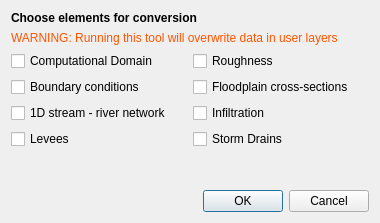
The window that flo2d/ui/schema2user.ui (FLO-2DSoftware/qgis-flo-2d-plugin) describes before a commit, drawn with Qt 5.
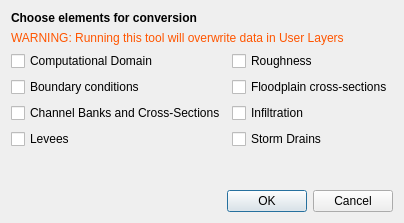
The same window after the commit.

```diff
--- a/flo2d/ui/schema2user.ui
+++ b/flo2d/ui/schema2user.ui
@@ -27,7 +27,7 @@
    <item row="1" column="0">
     <widget class="QLabel" name="label_6">
      <property name="text">
-      <string>&lt;html&gt;&lt;head/&gt;&lt;body&gt;&lt;p&gt;&lt;span style=&quot; color:#ff5500;&quot;&gt;WARNING: Running this tool will overwrite data in user layers&lt;/span&gt;&lt;/p&gt;&lt;/body&gt;&lt;/html&gt;</string>
+      <string>&lt;html&gt;&lt;head/&gt;&lt;body&gt;&lt;p&gt;&lt;span style=&quot; color:#ff5500;&quot;&gt;WARNING: Running this tool will overwrite data in User Layers&lt;/span&gt;&lt;/p&gt;&lt;/body&gt;&lt;/html&gt;</string>
      </property>
     </widget>
    </item>
@@ -80,7 +80,7 @@
      <item row="2" column="0">
       <widget class="QCheckBox" name="ckbox_1d">
        <property name="text">
-        <string>1D stream - river network</string>
+        <string>Channel Banks and Cross-Sections</string>
        </property>
       </widget>
      </item>
```
